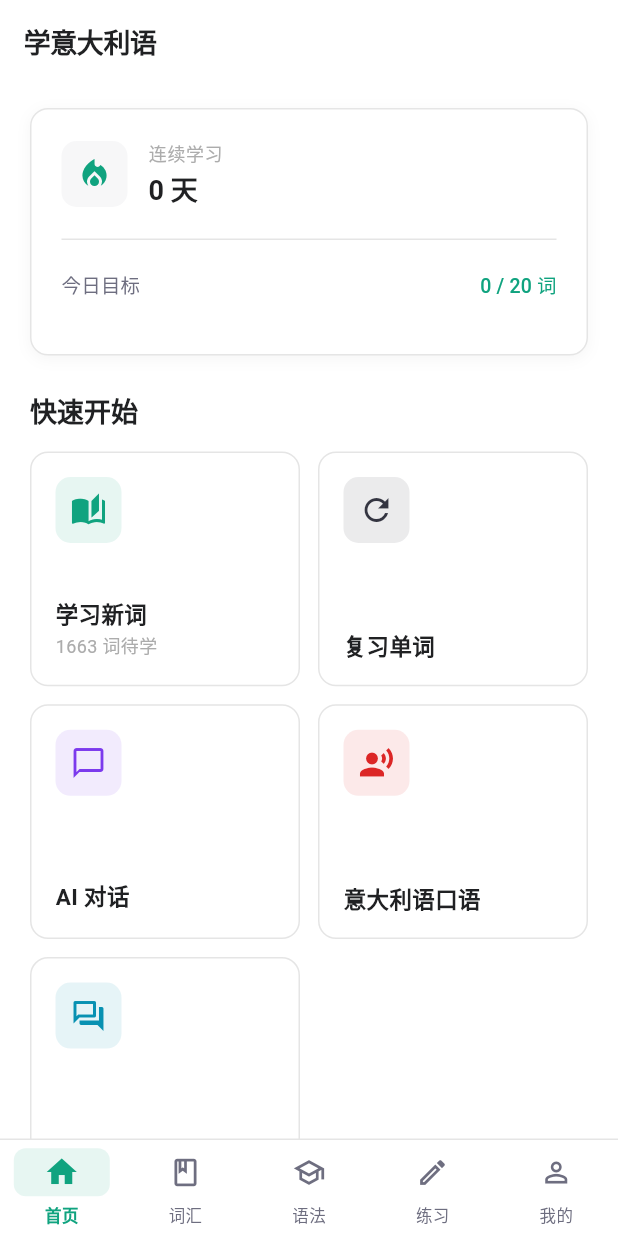
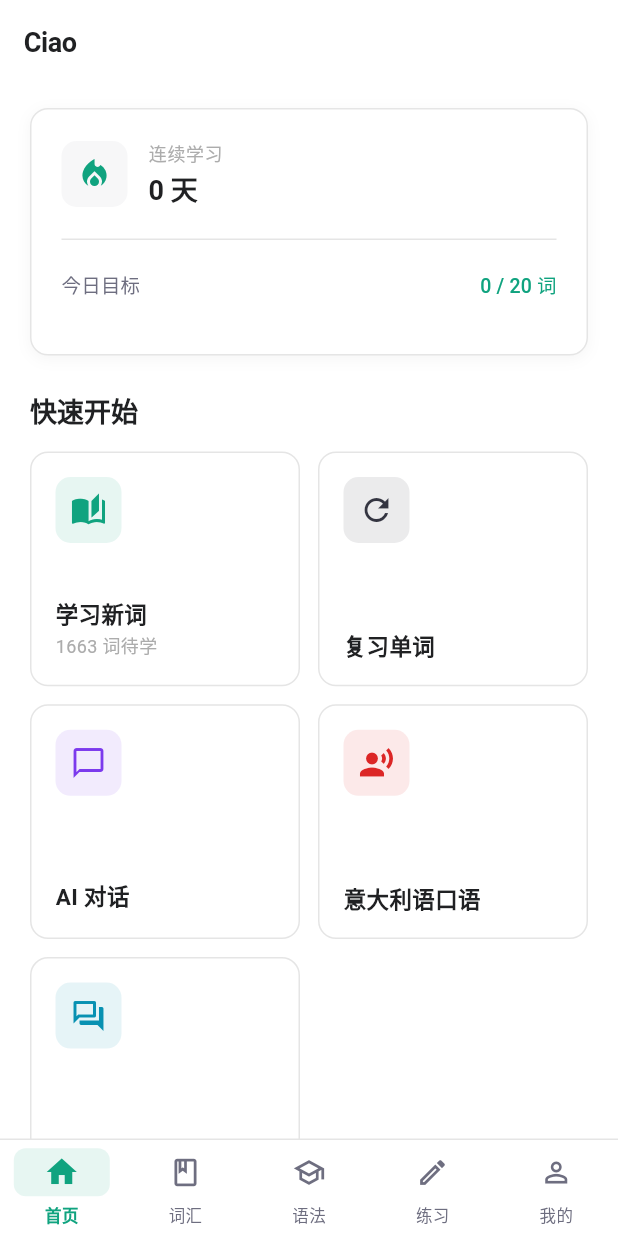
Before and after one commit to zhy844694805/Italiano, a Flutter app: the screen it shows after launch, on a phone screen of 412 x 824 dp. Run offline on Flutter 3.47's test engine with Material 3 defaults, Android fonts, the phone set to English and light mode, and no system bars; our stand-ins replace audioplayers, confetti, dio, fl_chart, flutter_riverpod, go_router and 5 more; missing offline and left inert: file_selector; accounts and stored records are empty; generated files the repository leaves out were written again.

Commit message:
feat: 更新 App 名称为 Ciao + 新 Logo
- App 名称从 "学意大利语" 改为 "Ciao"
- 新设计 OpenAI 极简风格 Logo (绿色背景 + 白色 "i")
- 更新 Android/iOS 应用图标
- 更新首页标题、关于页面、使用说明

设计理念：
- OpenAI 标志性绿色 (#10A37F)
- 白色字母 "i" 代表 Italian/Italiano
- 极简几何形状，干净专业

🤖 Generated with [Claude Code](https://claude.com/claude-code)

Co-Authored-By: Claude <noreply@anthropic.com>

```diff
--- a/lib/features/home/home_screen.dart
+++ b/lib/features/home/home_screen.dart
@@ -100,7 +100,7 @@ class HomePage extends ConsumerWidget {
       backgroundColor: OpenAITheme.bgPrimary,
       appBar: AppBar(
         backgroundColor: OpenAITheme.bgPrimary,
-        title: const Text('学意大利语'),
+        title: const Text('Ciao'),
       ),
       body: SafeArea(
         child: SingleChildScrollView(
--- a/lib/features/profile/profile_screen.dart
+++ b/lib/features/profile/profile_screen.dart
@@ -572,7 +572,7 @@ class ProfileScreen extends ConsumerWidget {
               const SizedBox(height: 16),
 
               const Text(
-                '意大利语学习',
+                'Ciao',
                 style: TextStyle(
                   fontSize: 20,
                   fontWeight: FontWeight.w600,
--- a/lib/features/settings/settings_screen.dart
+++ b/lib/features/settings/settings_screen.dart
@@ -367,7 +367,7 @@ class UserGuideScreen extends StatelessWidget {
           _GuideSection(
             icon: Icons.school,
             title: '关于应用',
-            content: '这是一款专为零基础学习者设计的意大利语学习应用，'
+            content: 'Ciao 是一款专为零基础学习者设计的意大利语学习应用，'
                 '采用科学的间隔重复算法，帮助您高效记忆单词和语法。'
                 '完成全部内容后，您将达到 CEFR A2 水平。',
           ),
--- a/lib/main.dart
+++ b/lib/main.dart
@@ -17,7 +17,7 @@ class MyApp extends ConsumerWidget {
   @override
   Widget build(BuildContext context, WidgetRef ref) {
     return MaterialApp(
-      title: '学意大利语',
+      title: 'Ciao',
       debugShowCheckedModeBanner: false,
       // 使用 OpenAI 极简风格主题
       theme: OpenAITheme.lightTheme,
```
Also changed, not shown: assets/icon/app_icon.png, assets/icon/app_icon.svg (added), 28 other files.
